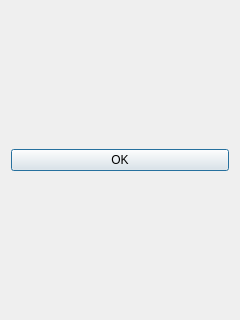
Qt form ui/aboutdialog.ui (tangar/QRadioTray) before a commit.
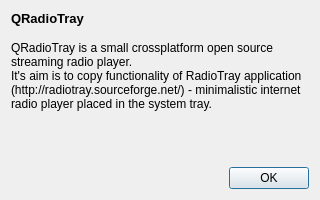
The same form after that commit. Icons and pictures are not drawn.

What changed in the file:
```diff
--- a/ui/aboutdialog.ui
+++ b/ui/aboutdialog.ui
@@ -6,8 +6,8 @@
    <rect>
     <x>0</x>
     <y>0</y>
-    <width>240</width>
-    <height>320</height>
+    <width>320</width>
+    <height>200</height>
    </rect>
   </property>
   <property name="windowTitle">
@@ -18,13 +18,49 @@
     <normaloff>:/images/info_32.png</normaloff>:/images/info_32.png</iconset>
   </property>
   <layout class="QGridLayout" name="gridLayout">
-   <item row="0" column="0">
+   <item row="1" column="1">
     <widget class="QPushButton" name="pushButton">
      <property name="text">
       <string>OK</string>
      </property>
     </widget>
    </item>
+   <item row="0" column="0" colspan="2">
+    <widget class="QLabel" name="label">
+     <property name="text">
+      <string>&lt;!DOCTYPE HTML PUBLIC &quot;-//W3C//DTD HTML 4.0//EN&quot; &quot;http://www.w3.org/TR/REC-html40/strict.dtd&quot;&gt;
+&lt;html&gt;&lt;head&gt;&lt;meta name=&quot;qrichtext&quot; content=&quot;1&quot; /&gt;&lt;style type=&quot;text/css&quot;&gt;
+p, li { white-space: pre-wrap; }
+&lt;/style&gt;&lt;/head&gt;&lt;body style=&quot; font-family:'Ubuntu'; font-size:10pt; font-weight:400; font-style:normal;&quot;&gt;
+&lt;table border=&quot;0&quot; style=&quot;-qt-table-type: root; margin-top:4px; margin-bottom:4px; margin-left:4px; margin-right:4px;&quot;&gt;
+&lt;tr&gt;
+&lt;td style=&quot;border: none;&quot;&gt;
+&lt;p style=&quot; margin-top:0px; margin-bottom:0px; margin-left:0px; margin-right:0px; -qt-block-indent:0; text-indent:0px;&quot;&gt;&lt;span style=&quot; font-weight:600;&quot;&gt;QRadioTray&lt;/span&gt;&lt;/p&gt;
+&lt;p style=&quot;-qt-paragraph-type:empty; margin-top:0px; margin-bottom:0px; margin-left:0px; margin-right:0px; -qt-block-indent:0; text-indent:0px; font-weight:600;&quot;&gt;&lt;/p&gt;
+&lt;p style=&quot; margin-top:0px; margin-bottom:0px; margin-left:0px; margin-right:0px; -qt-block-indent:0; text-indent:0px;&quot;&gt;&lt;a name=&quot;LC3&quot;&gt;&lt;/a&gt;&lt;span style=&quot; font-family:'Ubuntu,UbuntuBeta'; font-size:medium; color:#000000;&quot;&gt;Q&lt;/span&gt;&lt;span style=&quot; font-family:'Ubuntu,UbuntuBeta'; font-size:medium; color:#000000;&quot;&gt;RadioTray is a small crossplatform open source streaming radio player.&lt;/span&gt;&lt;/p&gt;
+&lt;p style=&quot; margin-top:0px; margin-bottom:0px; margin-left:0px; margin-right:0px; -qt-block-indent:0; text-indent:0px;&quot;&gt;&lt;a name=&quot;LC4&quot;&gt;&lt;/a&gt;&lt;span style=&quot; font-family:'Ubuntu,UbuntuBeta'; font-size:medium; color:#000000;&quot;&gt;I&lt;/span&gt;&lt;span style=&quot; font-family:'Ubuntu,UbuntuBeta'; font-size:medium; color:#000000;&quot;&gt;t's aim is to copy functionality of RadioTray application (http://radiotray.sourceforge.net/) - minimalistic internet radio player placed in the system tray.&lt;/span&gt;&lt;/p&gt;&lt;/td&gt;&lt;/tr&gt;&lt;/table&gt;&lt;/body&gt;&lt;/html&gt;</string>
+     </property>
+     <property name="alignment">
+      <set>Qt::AlignLeading|Qt::AlignLeft|Qt::AlignTop</set>
+     </property>
+     <property name="wordWrap">
+      <bool>true</bool>
+     </property>
+    </widget>
+   </item>
+   <item row="1" column="0">
+    <spacer name="horizontalSpacer">
+     <property name="orientation">
+      <enum>Qt::Horizontal</enum>
+     </property>
+     <property name="sizeHint" stdset="0">
+      <size>
+       <width>40</width>
+       <height>20</height>
+      </size>
+     </property>
+    </spacer>
+   </item>
   </layout>
  </widget>
  <resources>
```
Left out of the diff: 14 changed lines with no effect on the pictures.
